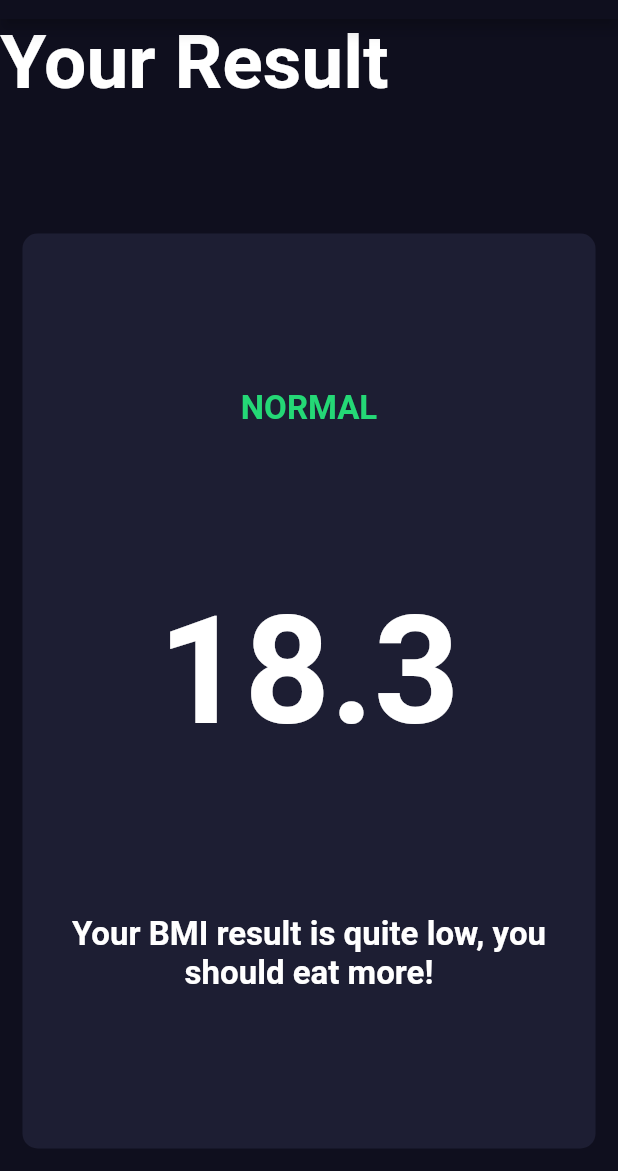
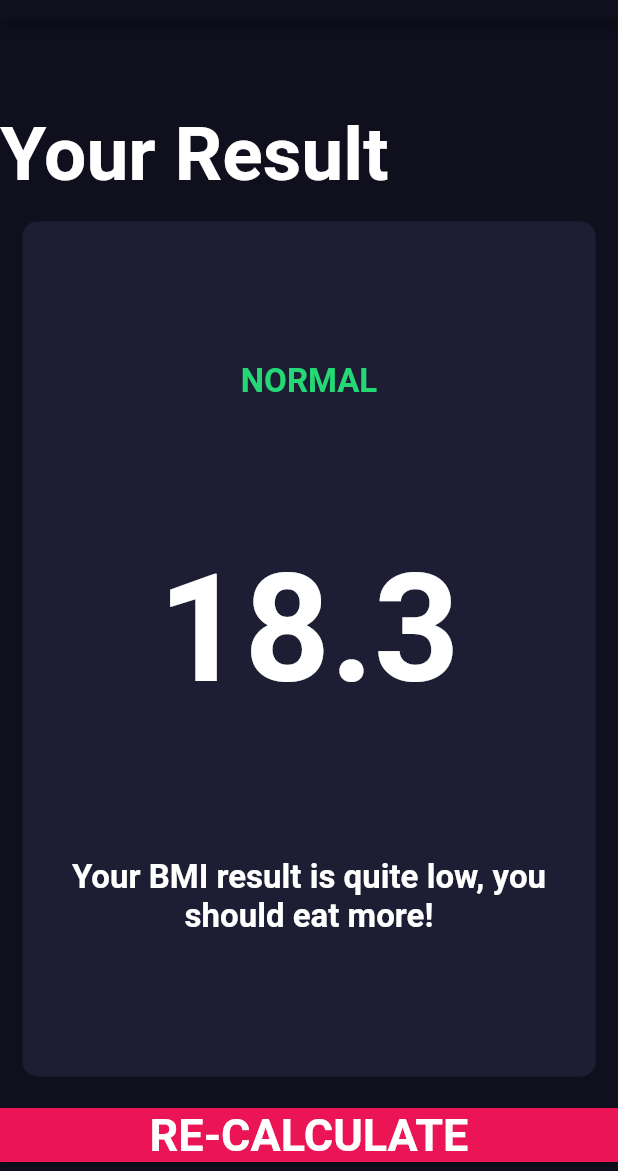
Before and after one commit to Saifee-11/bmi-calculator, a Flutter app: the ResultsPage screen opened directly, on a phone screen of 412 x 824 dp, the part 65-1236 px from its top. Run offline on Flutter 3.47's test engine with Material 2 defaults, Android fonts, the phone set to English and light mode, and no system bars; our stand-ins replace font_awesome_flutter.

```diff
--- a/lib/constants.dart
+++ b/lib/constants.dart
@@ -1,6 +1,6 @@
 import 'package:flutter/material.dart';
 
-const kBottomContainerHeight = 80.0;
+const kBottomContainerHeight = 60.0;
 const kActiveCardColor = Color(0xFF1D1E33);
 const kInactiveCardColour = Color(0xFF111128);
 const kBottomContainerColor = Color(0xFFEB1555);
--- a/lib/screens/results_page.dart
+++ b/lib/screens/results_page.dart
@@ -1,8 +1,6 @@
 import 'package:bmi_calculator_flutter/components/reusable_card.dart';
 import 'package:flutter/material.dart';
 import 'package:bmi_calculator_flutter/constants.dart';
-import 'package:bmi_calculator_flutter/components/bottom_button.dart';
-import 'package:bmi_calculator_flutter/components/icon_content.dart';
 import 'package:bmi_calculator_flutter/components/bottom_button.dart';
 
 class ResultsPage extends StatelessWidget {
@@ -19,7 +17,7 @@ class ResultsPage extends StatelessWidget {
         children: <Widget>[
           Expanded(
               child: Container(
-                // alignment: Alignment.bottomLeft,
+                alignment: Alignment.bottomLeft,
                 child: Text('Your Result',
                 style: kTitleTextStyle,),
               )),
@@ -43,6 +41,14 @@ class ResultsPage extends StatelessWidget {
               ),
             ),
           )),
+          RawMaterialButton(
+            child: Text('RE-CALCULATE',
+              style: kLargeButtonStyle,),
+            onPressed: (){Navigator.push
+              (context, MaterialPageRoute(builder: (context) => ResultsPage()));
+            },
+            fillColor: Color(0xFFEB1555),
+          ),
         ],
       ),
     );
```
Also changed, not shown: lib/calculator_brain.dart (added, +41 -0 lines), lib/screens/input_page.dart (+7 -3 lines).
